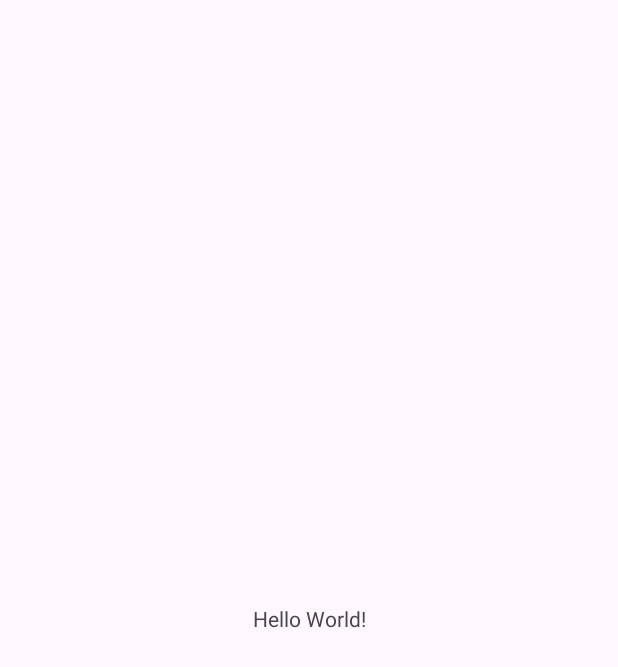
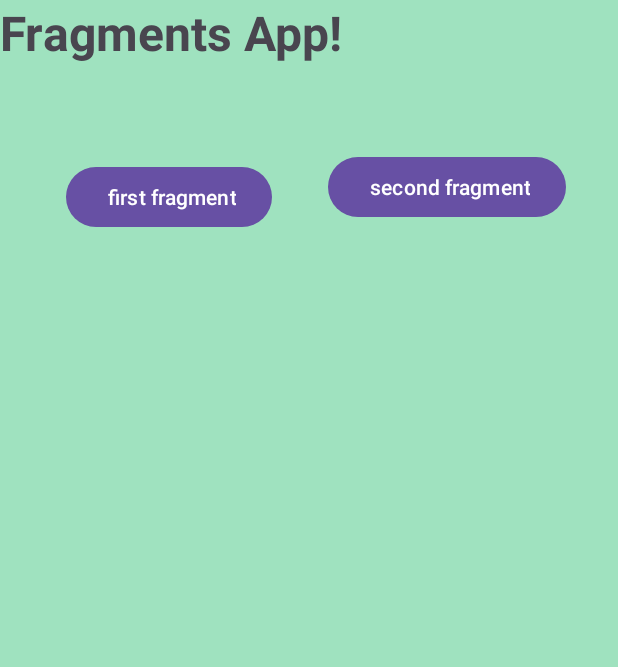
Before and after one commit to Chris-pgl/Fragments_App, an Android app: the screen it shows after launch (MainActivity), on a phone screen of 412 x 824 dp. Before the commit the part shown is almost empty. Shown: the top 667 px of the screen. Run offline under Robolectric (Android 15) with nearby library versions, the phone set to English and light mode, and no system bars.

Commit message:
finish fragment test

```diff
--- a/app/src/main/java/com/example/fragments_app/MainActivity.kt
+++ b/app/src/main/java/com/example/fragments_app/MainActivity.kt
@@ -1,12 +1,22 @@
 package com.example.fragments_app
 
 import android.os.Bundle
+import android.widget.Button
 import androidx.activity.enableEdgeToEdge
 import androidx.appcompat.app.AppCompatActivity
 import androidx.core.view.ViewCompat
 import androidx.core.view.WindowInsetsCompat
+import androidx.fragment.app.Fragment
+import androidx.fragment.app.FragmentManager
+import androidx.fragment.app.FragmentTransaction
 
 class MainActivity : AppCompatActivity() {
+
+    lateinit var btn1: Button
+    lateinit var btn2: Button
+
+
+
     override fun onCreate(savedInstanceState: Bundle?) {
         super.onCreate(savedInstanceState)
         enableEdgeToEdge()
@@ -31,8 +41,29 @@ class MainActivity : AppCompatActivity() {
          * e così via se serve.
          */
 
+        btn1 = findViewById(R.id.btn1)
+        btn2 = findViewById(R.id.btn2)
+
+        btn1.setOnClickListener {
+            loadFragment(FirstFragment())
+        }
+
+        btn2.setOnClickListener {
+            loadFragment(SecondFragment())
+        }
+
+
 
     }
 
+    //creo un metodo per avviare la transazione dei fragment
+    fun loadFragment(fragment: Fragment) {
+        val fm : FragmentManager = supportFragmentManager
+        val ft : FragmentTransaction = fm.beginTransaction()
+        ft.replace(R.id.frameLayout, fragment)
+        ft.commit()
+    }
+
+
 
 }
--- a/app/src/main/res/layout/activity_main.xml
+++ b/app/src/main/res/layout/activity_main.xml
@@ -5,15 +5,58 @@
     android:id="@+id/main"
     android:layout_width="match_parent"
     android:layout_height="match_parent"
+    android:background="#9FE2BF"
     tools:context=".MainActivity">
 
     <TextView
+        android:id="@+id/textView"
         android:layout_width="wrap_content"
         android:layout_height="wrap_content"
-        android:text="Hello World!"
-        app:layout_constraintBottom_toBottomOf="parent"
-        app:layout_constraintEnd_toEndOf="parent"
+        android:text="Fragments App!"
+        android:textSize="32sp"
+        android:textStyle="bold"
         app:layout_constraintStart_toStartOf="parent"
         app:layout_constraintTop_toTopOf="parent" />
 
+
+    <Button
+        android:id="@+id/btn1"
+        android:layout_width="wrap_content"
+        android:layout_height="wrap_content"
+        android:layout_marginStart="44dp"
+        android:layout_marginBottom="356dp"
+        android:text=" first fragment"
+        app:layout_constraintBottom_toBottomOf="parent"
+        app:layout_constraintEnd_toStartOf="@+id/btn2"
+        app:layout_constraintHorizontal_bias="0.0"
+        app:layout_constraintStart_toStartOf="parent"
+        app:layout_constraintTop_toBottomOf="@+id/textView"
+        app:layout_constraintVertical_bias="0.17" />
+
+    <Button
+        android:id="@+id/btn2"
+        android:layout_width="wrap_content"
+        android:layout_height="wrap_content"
+        android:layout_marginBottom="276dp"
+        android:text=" second fragment"
+        app:layout_constraintBottom_toBottomOf="parent"
+        app:layout_constraintEnd_toEndOf="parent"
+        app:layout_constraintHorizontal_bias="0.864"
+        app:layout_constraintStart_toStartOf="parent"
+        app:layout_constraintTop_toBottomOf="@+id/textView"
+        app:layout_constraintVertical_bias="0.126" />
+
+    <FrameLayout
+        android:id="@+id/frameLayout"
+        android:layout_width="403dp"
+        android:layout_height="584dp"
+        app:layout_constraintBottom_toBottomOf="parent"
+        app:layout_constraintEnd_toEndOf="parent"
+
+        app:layout_constraintHorizontal_bias="0.0"
+        app:layout_constraintStart_toStartOf="parent"
+        app:layout_constraintTop_toBottomOf="@+id/btn1"
+        app:layout_constraintVertical_bias="0.0" />
+
+
 </androidx.constraintlayout.widget.ConstraintLayout>
--- a/app/src/main/res/layout/fragment_first.xml
+++ b/app/src/main/res/layout/fragment_first.xml
@@ -3,7 +3,7 @@
     xmlns:tools="http://schemas.android.com/tools"
     android:layout_width="match_parent"
     android:layout_height="match_parent"
-    android:background="#019167"
+    android:background="@drawable/first"
     tools:context=".FirstFragment">
 
 
@@ -12,6 +12,7 @@
         android:layout_width="wrap_content"
         android:layout_height="wrap_content"
         android:textSize="48sp"
+        android:textColor="@color/white"
         android:text="First Fragment" />
 
     <Button
--- a/app/src/main/res/layout/fragment_second.xml
+++ b/app/src/main/res/layout/fragment_second.xml
@@ -3,7 +3,7 @@
     xmlns:tools="http://schemas.android.com/tools"
     android:layout_width="match_parent"
     android:layout_height="match_parent"
-    android:background="#EEE8CD"
+    android:background="@drawable/heaven_numb"
     tools:context=".SecondFragment">
 
     <TextView
@@ -11,6 +11,8 @@
         android:layout_width="wrap_content"
         android:layout_height="wrap_content"
         android:textSize="40sp"
+        android:textColor="@color/black"
+        android:textStyle="bold"
         android:text="Second Fragment" />
 
     <Button
```
Also changed, not shown: app/src/main/res/drawable/first.jpg (added), app/src/main/res/drawable/heaven_numb.jpg (added).
